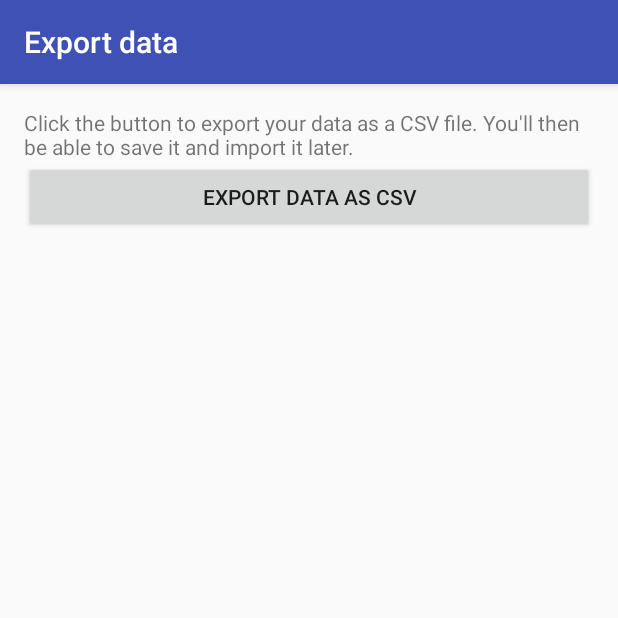
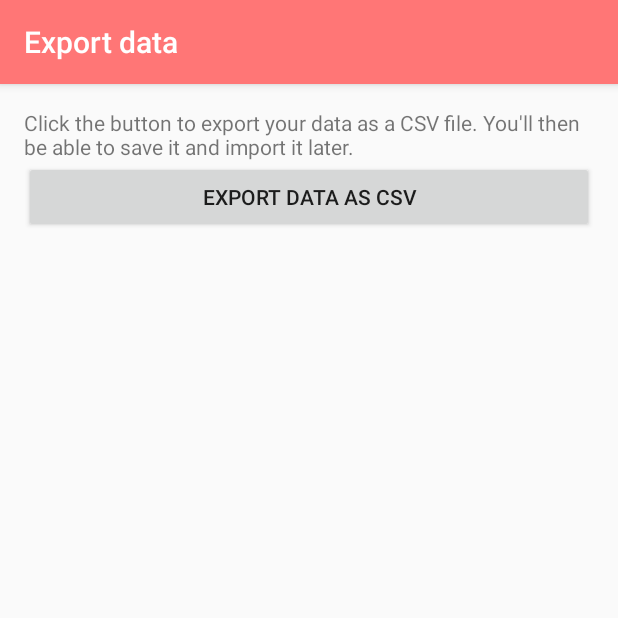
Before and after one commit to Alcidauk/CineLog, an Android app: the ExportDb screen opened directly, with no data from a screen before it, on a phone screen of 412 x 824 dp, the top half of it. Run offline under Robolectric (Android 15) with nearby library versions, the phone set to English and light mode, and no system bars; our stand-ins replace ButterKnife.

Commit message:
[CineLog] change colors of application

```diff
--- a/app/src/main/res/values/colors.xml
+++ b/app/src/main/res/values/colors.xml
@@ -1,6 +1,6 @@
 <?xml version="1.0" encoding="utf-8"?>
 <resources>
-    <color name="colorPrimary">#3F51B5</color>
-    <color name="colorPrimaryDark">#303F9F</color>
-    <color name="colorAccent">#FF4081</color>
+    <color name="colorPrimary">#ff7676</color>
+    <color name="colorPrimaryDark">#ff5151</color>
+    <color name="colorAccent">#555555</color>
 </resources>
```
